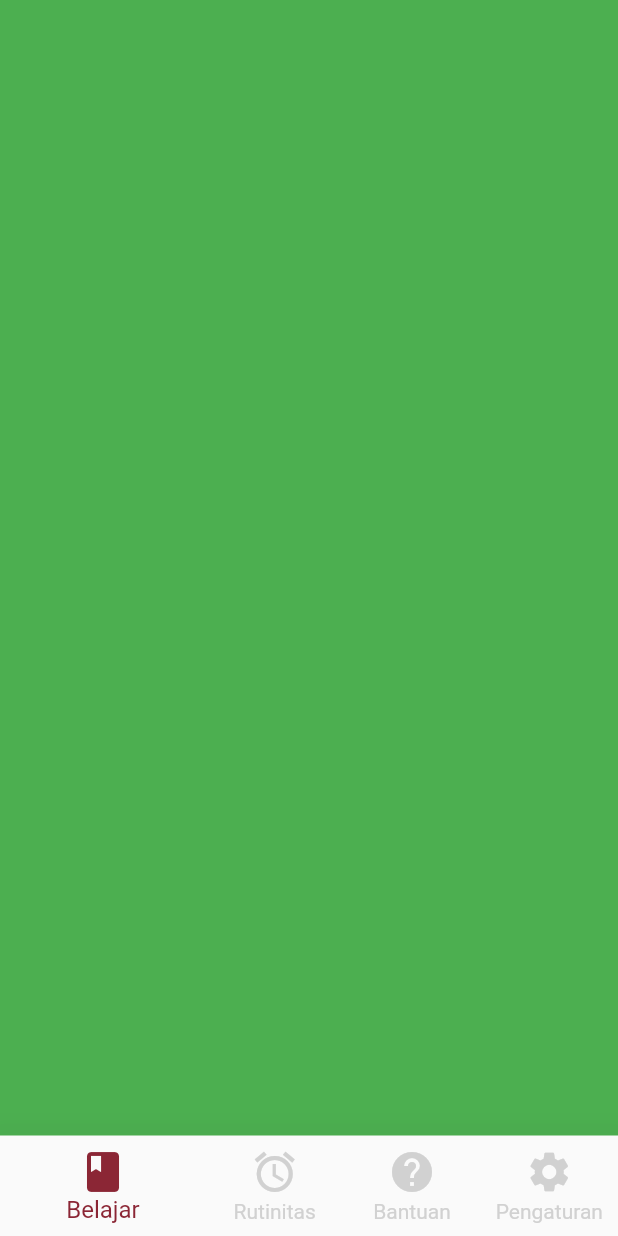
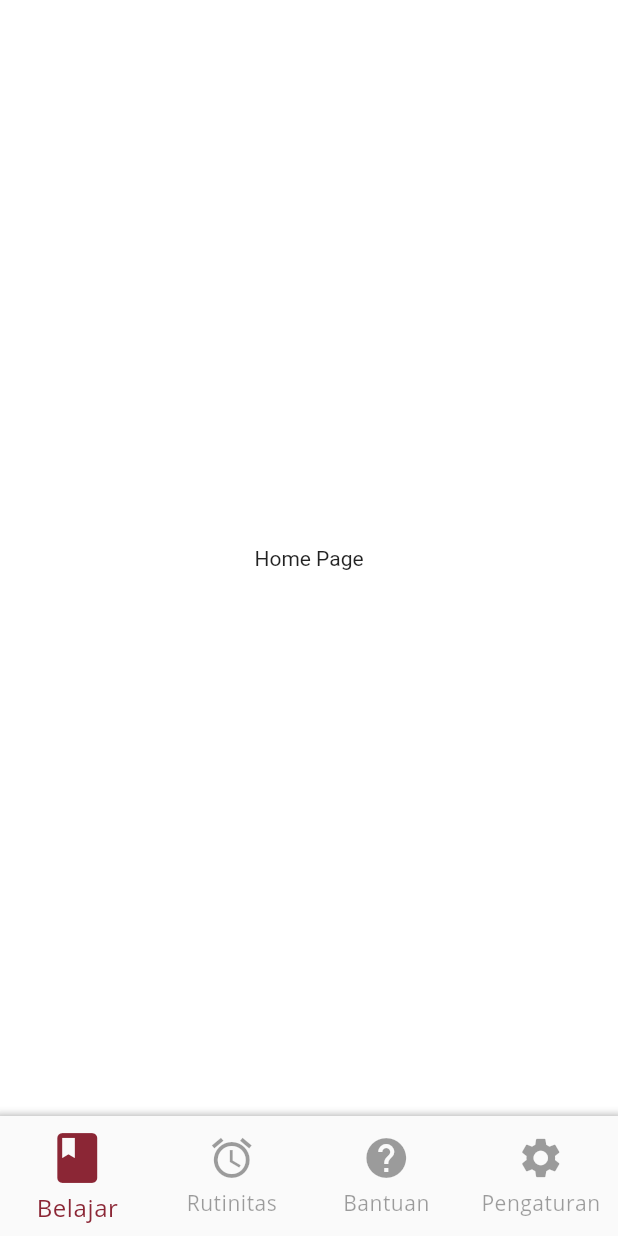
Before and after one commit to MajorQ/Inhalen, a Flutter app: the screen it shows after launch, on a phone screen of 412 x 824 dp. Run offline on Flutter 3.47's test engine with Material 2 defaults, Android fonts, the phone set to English and light mode, and no system bars.

Commit message:
done bottom navigation bar

```diff
--- a/lib/colors.dart
+++ b/lib/colors.dart
@@ -4,5 +4,5 @@ abstract class CustomColors {
   static Color maroon = const Color(0xFF8B2635);
   static Color yellow = const Color(0xFFFFF5AE);
   static Color blue = const Color(0xFFD2C2FF);
-  static Color lightGray = const Color(0xFFD1D1D1);
+  static Color gray = const Color(0xFF9E9E9E);
 }
--- a/lib/main.dart
+++ b/lib/main.dart
@@ -1,5 +1,7 @@
 import 'package:flutter/material.dart';
 import 'package:inhalen/colors.dart';
+import 'package:inhalen/pages/home.dart';
+import 'package:inhalen/pages/schedule.dart';
 
 void main() {
   runApp(MaterialApp(
@@ -16,30 +18,77 @@ class Screen extends StatefulWidget {
 }
 
 class _ScreenState extends State<Screen> {
+  // Bottom navigation bar control
+  int _currentIndex = 0;
+  void _changeIndex(index) {
+    setState(() {
+      _currentIndex = index;
+    });
+  }
+
+  // Function to get current Page
+  Widget _getBody() {
+    switch (_currentIndex) {
+      case 0:
+        return HomePage();
+      case 1:
+        return SchedulePage();
+    }
+    return HomePage();
+  }
+
   @override
   Widget build(BuildContext context) {
     return SafeArea(
         child: Scaffold(
-      backgroundColor: Colors.green,
-      bottomNavigationBar: BottomNavigationBar(
-          backgroundColor: Colors.blue,
+      backgroundColor: Colors.white,
+      body: _getBody(),
+      bottomNavigationBar: Container(
+        decoration: BoxDecoration(boxShadow: [
+          BoxShadow(
+              color: Colors.grey.withOpacity(0.8),
+              blurRadius: 4.0,
+              spreadRadius: 4.0,
+              offset: Offset(0.0, 4.0)),
+        ]),
+        child: BottomNavigationBar(
+            type: BottomNavigationBarType.fixed,
+            currentIndex: _currentIndex,
+            onTap: _changeIndex,
             iconSize: 32.0,
-          selectedFontSize: 16.0,
-          unselectedFontSize: 14.0,
+            selectedIconTheme: IconThemeData(size: 40.0),
+            selectedLabelStyle: TextStyle(
+                fontFamily: 'OpenSans',
+                fontSize: 16.0,
+                height: 1.5,
+                letterSpacing: 0.4),
+            unselectedLabelStyle: TextStyle(
+                fontFamily: 'OpenSans',
+                fontSize: 14.0,
+                height: 1.5,
+                letterSpacing: 0.4),
+            unselectedItemColor: Colors.black.withOpacity(0.38),
             selectedItemColor: CustomColors.maroon,
-          unselectedItemColor: CustomColors.lightGray,
             showUnselectedLabels: true,
-          elevation: 24.0,
             items: const <BottomNavigationBarItem>[
               BottomNavigationBarItem(
-                icon: Icon(Icons.book), title: Text('Belajar')),
+                icon: Icon(Icons.book),
+                label: 'Belajar',
+              ),
               BottomNavigationBarItem(
-                icon: Icon(Icons.alarm), title: Text('Rutinitas')),
+                icon: Icon(Icons.alarm),
+                label: 'Rutinitas',
+              ),
               BottomNavigationBarItem(
-                icon: Icon(Icons.help), title: Text('Bantuan')),
+                icon: Icon(Icons.help),
+                label: 'Bantuan',
+              ),
               BottomNavigationBarItem(
-                icon: Icon(Icons.settings), title: Text('Pengaturan')),
+                icon: Icon(Icons.settings),
+                label: 'Pengaturan',
+              ),
             ]),
+      ),
     ));
   }
 }
--- /dev/null
+++ b/lib/pages/home.dart
@@ -0,0 +1,10 @@
+import 'package:flutter/material.dart';
+
+class HomePage extends StatelessWidget {
+  @override
+  Widget build(BuildContext context) {
+    return Center(
+      child: Text('Home Page'),
+    );
+  }
+}
--- /dev/null
+++ b/lib/pages/schedule.dart
@@ -0,0 +1,8 @@
+import 'package:flutter/material.dart';
+
+class SchedulePage extends StatelessWidget {
+  @override
+  Widget build(BuildContext context) {
+    return Center(child: Text('Schedule Page'));
+  }
+}
```
Also changed, not shown: pubspec.lock. Lines whose indentation alone changed are shown as unchanged.
